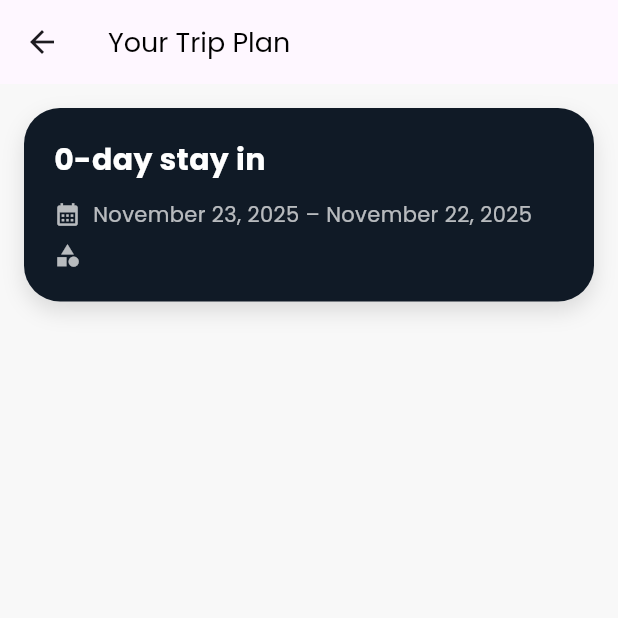
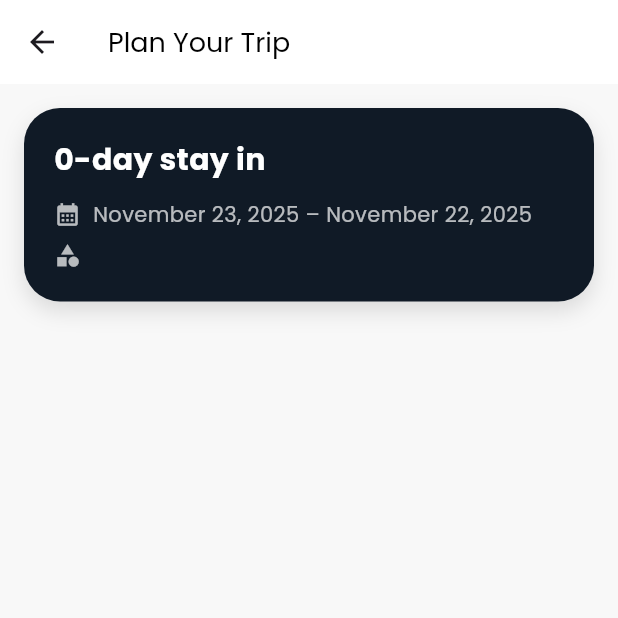
Before and after one commit to carovicfilip/dubai_trip_planner_2025, a Flutter app: the ItineraryScreen screen opened directly with empty values, on a phone screen of 412 x 824 dp, the top half of it. Run offline on Flutter 3.47's test engine with Material 3 defaults, Android fonts, the light colour scheme and no system bars; our stand-ins replace bloc, flutter_bloc, flutter_dotenv, flutter_svg, google_fonts, scrollable_positioned_list and 1 more; accounts and stored records are empty.

Commit message:
Progress 24

```diff
--- a/lib/features/my_trip/ui/itinerary_screen.dart
+++ b/lib/features/my_trip/ui/itinerary_screen.dart
@@ -18,9 +18,10 @@ class ItineraryScreen extends StatelessWidget {
     return Scaffold(
       appBar: AppBar(
         title: const Text(
-          'Your Trip Plan',
+          'Plan Your Trip',
           style: TextStyle(fontSize: 18, color: Colors.black),
         ),
+        backgroundColor:  Colors.white,
         shadowColor: Colors.black26,
       ),
       body: SafeArea(
```
